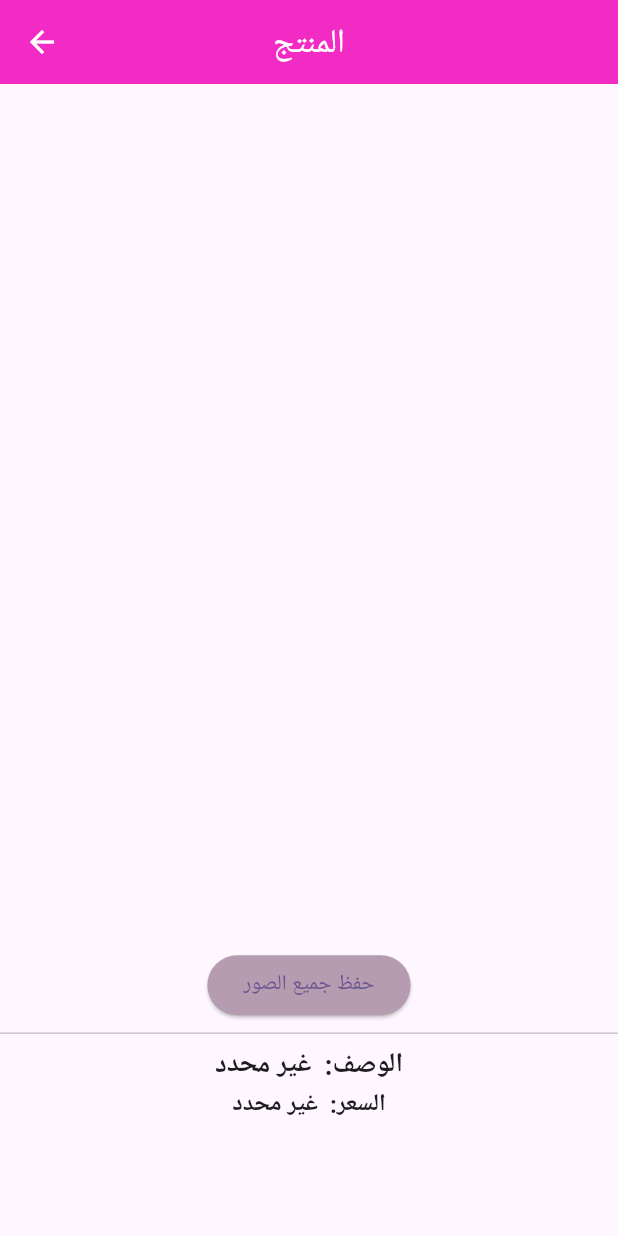
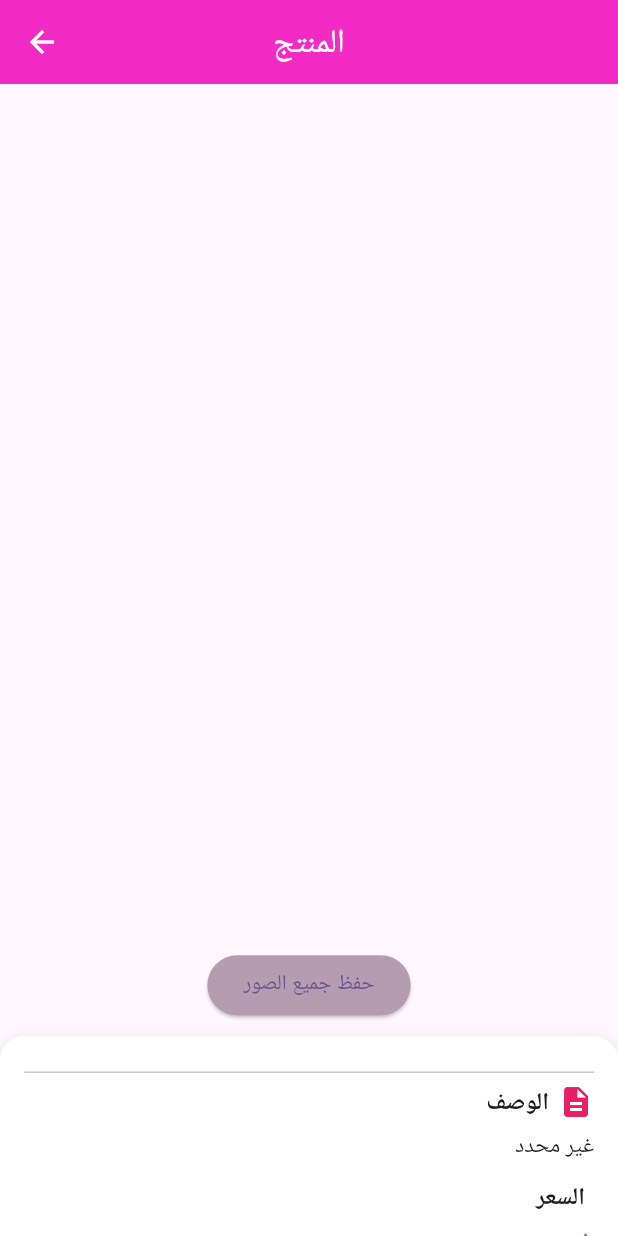
Before and after one commit to Alifouaad24/universalInventoryApp, a Flutter app: the ImageGalleryView screen opened directly with empty values, on a phone screen of 412 x 824 dp. Run offline on Flutter 3.47's test engine with Material 3 defaults, Android fonts, the phone set to English and light mode, and no system bars; our stand-ins replace dartz, dio, fluttertoast, get, get_storage, permission_handler; missing offline and left inert: gallery_saver_plus; accounts and stored records are empty; network calls fail.

```diff
--- a/lib/modules/inventory/views/showImages.dart
+++ b/lib/modules/inventory/views/showImages.dart
@@ -19,8 +19,6 @@ class ImageGalleryView extends StatelessWidget {
     this.price,
     super.key,
   });
-
-
 
   @override
   Widget build(BuildContext context) {
@@ -54,7 +52,9 @@ class ImageGalleryView extends StatelessWidget {
                               loadingBuilder: (context, child, progress) =>
                                   progress == null
                                   ? child
-                                : const Center(child: CircularProgressIndicator()),
+                                  : const Center(
+                                      child: CircularProgressIndicator(),
+                                    ),
                             ),
                           ),
                         ),
@@ -72,26 +72,91 @@ class ImageGalleryView extends StatelessWidget {
                     backgroundColor: const Color.fromARGB(255, 182, 156, 176),
                   ),
                   child: controller.isSaveImagesLoading
-                    ? const CircularProgressIndicator(
-                        color: Colors.white,
-                      )
+                      ? const CircularProgressIndicator(color: Colors.white)
                       : const Text('حفظ جميع الصور'),
                 ),
+                Container(
+                  width: double.infinity,
+                  padding: const EdgeInsets.all(16),
+                  margin: const EdgeInsets.only(top: 10),
+                  decoration: BoxDecoration(
+                    color: Colors.white,
+                    borderRadius: BorderRadius.circular(16),
+                    boxShadow: const [
+                      BoxShadow(
+                        color: Colors.black12,
+                        blurRadius: 8,
+                        offset: Offset(0, 3),
+                      ),
+                    ],
+                  ),
+                  child: Column(
+                    textDirection: TextDirection.rtl,
+                    crossAxisAlignment: CrossAxisAlignment.start,
+                    children: [
                       const Divider(),
+                      Row(
+                        textDirection: TextDirection.rtl,
+                        children: const [
+                          Icon(Icons.description, color: Colors.pink),
+                          SizedBox(width: 6),
                           Text(
-                'الوصف: ${title ?? " غير محدد"}',
-                style: const TextStyle(fontSize: 18, fontWeight: FontWeight.bold),
+                            "الوصف",
+                            style: TextStyle(
+                              fontSize: 16,
+                              fontWeight: FontWeight.bold,
+                            ),
+                          ),
+                        ],
                       ),
 
+                      const SizedBox(height: 6),
+
                       Text(
-                'السعر: ${price ?? " غير محدد"}',
-                style: const TextStyle(fontSize: 16, fontWeight: FontWeight.bold),
+                        textDirection: TextDirection.rtl,
+                        title ?? "غير محدد",
+                        style: const TextStyle(
+                          fontSize: 15,
+                          color: Colors.black87,
+                        ),
+                      ),
+
+                      const SizedBox(height: 12),
+
+                      // 💰 السعر
+                      Row(
+                        textDirection: TextDirection.rtl,
+                        children: const [
+                          SizedBox(width: 6),
+                          Text(
+                            "السعر",
+                            style: TextStyle(
+                              fontSize: 16,
+                              fontWeight: FontWeight.bold,
+                            ),
+                          ),
+                        ],
+                      ),
+
+                      const SizedBox(height: 6),
+
+                      Text(
+                        textDirection: TextDirection.rtl,
+                        price ?? "غير محدد",
+                        style: const TextStyle(
+                          fontSize: 18,
+                          color: Colors.green,
+                          fontWeight: FontWeight.bold,
+                        ),
+                      ),
+                    ],
+                  ),
                 ),
               ],
             ),
           ),
         );
-      }
+      },
     );
   }
 }
--- a/pubspec.yaml
+++ b/pubspec.yaml
@@ -16,7 +16,7 @@ publish_to: 'none' # Remove this line if you wish to publish to pub.dev
 # https://developer.apple.com/library/archive/documentation/General/Reference/InfoPlistKeyReference/Articles/CoreFoundationKeys.html
 # In Windows, build-name is used as the major, minor, and patch parts
 # of the product and file versions while build-number is used as the build suffix.
-version: 1.0.0+2
+version: 1.0.0+3
 
 environment:
   sdk: ^3.8.1
```
Also changed, not shown: lib/modules/inventory/controllers/inventory_controller.dart (+21 -0 lines), lib/modules/inventory/views/show_inventory_view.dart (+22 -1 lines). Lines whose indentation alone changed are shown as unchanged.
